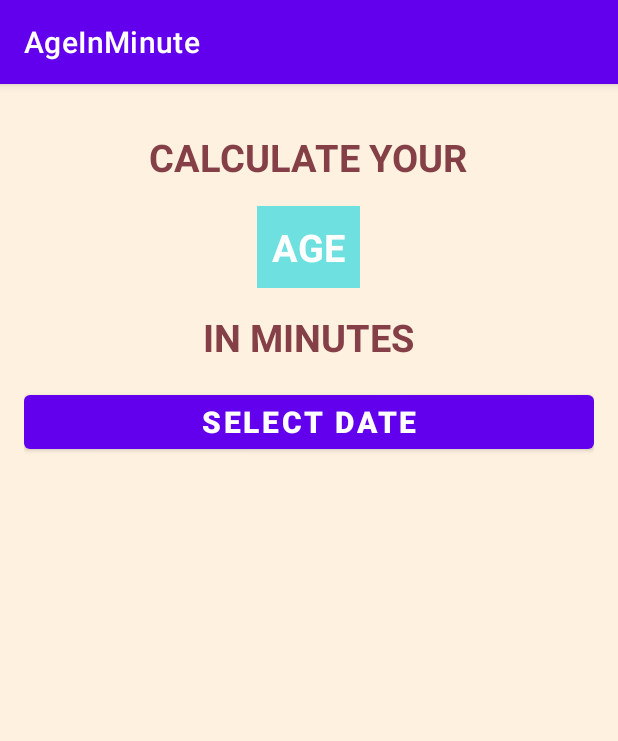
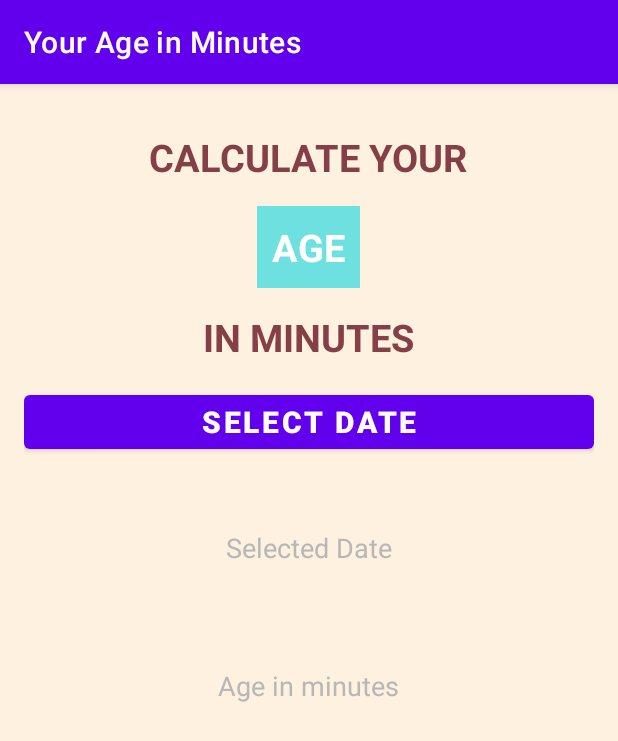
Before and after one commit to syohex/android-study, an Android app: the screen it shows after launch (MainActivity), on a phone screen of 412 x 824 dp. Shown: the top 741 px of the screen. Run offline under Robolectric (Android 15) with nearby library versions, the phone set to English and light mode, and no system bars.

Commit message:
Add date picker

```diff
--- a/AgeInMinute/app/build.gradle
+++ b/AgeInMinute/app/build.gradle
@@ -1,6 +1,7 @@
 plugins {
     id 'com.android.application'
     id 'kotlin-android'
+    id 'kotlin-android-extensions'
 }
 
 android {
@@ -33,7 +34,6 @@ android {
 }
 
 dependencies {
-
     implementation "org.jetbrains.kotlin:kotlin-stdlib:$kotlin_version"
     implementation 'androidx.core:core-ktx:1.3.2'
     implementation 'androidx.appcompat:appcompat:1.2.0'
--- a/AgeInMinute/app/src/main/java/org/syohex/ageinminute/MainActivity.kt
+++ b/AgeInMinute/app/src/main/java/org/syohex/ageinminute/MainActivity.kt
@@ -1,11 +1,31 @@
 package org.syohex.ageinminute
 
+import android.app.DatePickerDialog
+import android.os.Bundle
+import android.view.View
+import android.widget.Toast
 import androidx.appcompat.app.AppCompatActivity
-import android.os.Bundle
+import kotlinx.android.synthetic.main.activity_main.*
+import java.util.*
 
 class MainActivity : AppCompatActivity() {
     override fun onCreate(savedInstanceState: Bundle?) {
         super.onCreate(savedInstanceState)
         setContentView(R.layout.activity_main)
+
+        buttonDatePicker.setOnClickListener { view ->
+            clickDatePicker(view)
+        }
+    }
+
+    private fun clickDatePicker(view: View) {
+        val myCalendar = Calendar.getInstance();
+        val year = myCalendar.get(Calendar.YEAR);
+        val month = myCalendar.get(Calendar.MONTH);
+        val day = myCalendar.get(Calendar.DAY_OF_MONTH);
+
+        DatePickerDialog(this, { view, year, month, dayOfMonth ->
+            Toast.makeText(this, "DatePicker works", Toast.LENGTH_LONG).show()
+        }, year, month, day).show()
     }
 }
--- a/AgeInMinute/app/src/main/res/layout/activity_main.xml
+++ b/AgeInMinute/app/src/main/res/layout/activity_main.xml
@@ -1,20 +1,19 @@
 <?xml version="1.0" encoding="utf-8"?>
 <LinearLayout xmlns:android="http://schemas.android.com/apk/res/android"
-    xmlns:app="http://schemas.android.com/apk/res-auto"
     xmlns:tools="http://schemas.android.com/tools"
     android:layout_width="match_parent"
     android:layout_height="match_parent"
     android:background="@color/backgroundColor"
     android:gravity="center_horizontal"
+    android:orientation="vertical"
     android:padding="16dp"
-    android:orientation="vertical"
     tools:context=".MainActivity">
 
     <TextView
         android:layout_width="wrap_content"
         android:layout_height="wrap_content"
         android:layout_marginTop="15dp"
-        android:text="CALCULATE YOUR"
+        android:text="@string/calculate_your"
         android:textColor="@color/textColor"
         android:textSize="25sp"
         android:textStyle="bold" />
@@ -25,7 +24,7 @@
         android:layout_marginTop="15dp"
         android:background="@color/ageTextBackgroundColor"
         android:padding="10dp"
-        android:text="AGE"
+        android:text="@string/age"
         android:textColor="@color/ageTextColor"
         android:textSize="25sp"
         android:textStyle="bold" />
@@ -34,17 +33,48 @@
         android:layout_width="wrap_content"
         android:layout_height="wrap_content"
         android:layout_marginTop="15dp"
-        android:text="IN MINUTES"
+        android:text="@string/in_minutes"
         android:textColor="@color/textColor"
         android:textSize="25sp"
         android:textStyle="bold" />
 
     <Button
+        android:id="@+id/buttonDatePicker"
         android:layout_width="match_parent"
         android:layout_height="wrap_content"
         android:layout_marginTop="15dp"
-        android:text="Select Date"
+        android:text="@string/select_date"
         android:textSize="20sp"
         android:textStyle="bold" />
 
+    <TextView
+        android:id="@+id/tvSelectedDate"
+        android:layout_width="wrap_content"
+        android:layout_height="wrap_content"
+        android:layout_marginTop="20sp"
+        android:textColor="#844046"
+        android:textSize="20sp" />
+
+    <TextView
+        android:layout_width="wrap_content"
+        android:layout_height="wrap_content"
+        android:text="@string/selected_date"
+        android:textColor="@color/lightGreyTextColor"
+        android:textSize="18sp" />
+
+    <TextView
+        android:id="@+id/tvSelectedDateInMinute"
+        android:layout_width="wrap_content"
+        android:layout_height="wrap_content"
+        android:layout_marginTop="20sp"
+        android:textColor="#844046"
+        android:textSize="35sp" />
+
+    <TextView
+        android:layout_width="wrap_content"
+        android:layout_height="wrap_content"
+        android:text="@string/age_in_minutes"
+        android:textColor="@color/lightGreyTextColor"
+        android:textSize="18sp" />
+
 </LinearLayout>
--- a/AgeInMinute/app/src/main/res/values/colors.xml
+++ b/AgeInMinute/app/src/main/res/values/colors.xml
@@ -14,4 +14,5 @@
     <color name="backgroundColor">#FEF1E0</color>
     <color name="ageTextBackgroundColor">#C846DCE0</color>
     <color name="ageTextColor">#FFFFFF</color>
+    <color name="lightGreyTextColor">#B7B7B7</color>
 </resources>
--- a/AgeInMinute/app/src/main/res/values/strings.xml
+++ b/AgeInMinute/app/src/main/res/values/strings.xml
@@ -1,3 +1,9 @@
 <resources>
-    <string name="app_name">AgeInMinute</string>
+    <string name="app_name">Your Age in Minutes</string>
+    <string name="age_in_minutes">Age in minutes</string>
+    <string name="selected_date">Selected Date</string>
+    <string name="select_date">Select Date</string>
+    <string name="in_minutes">IN MINUTES</string>
+    <string name="age">AGE</string>
+    <string name="calculate_your">CALCULATE YOUR</string>
 </resources>
```
